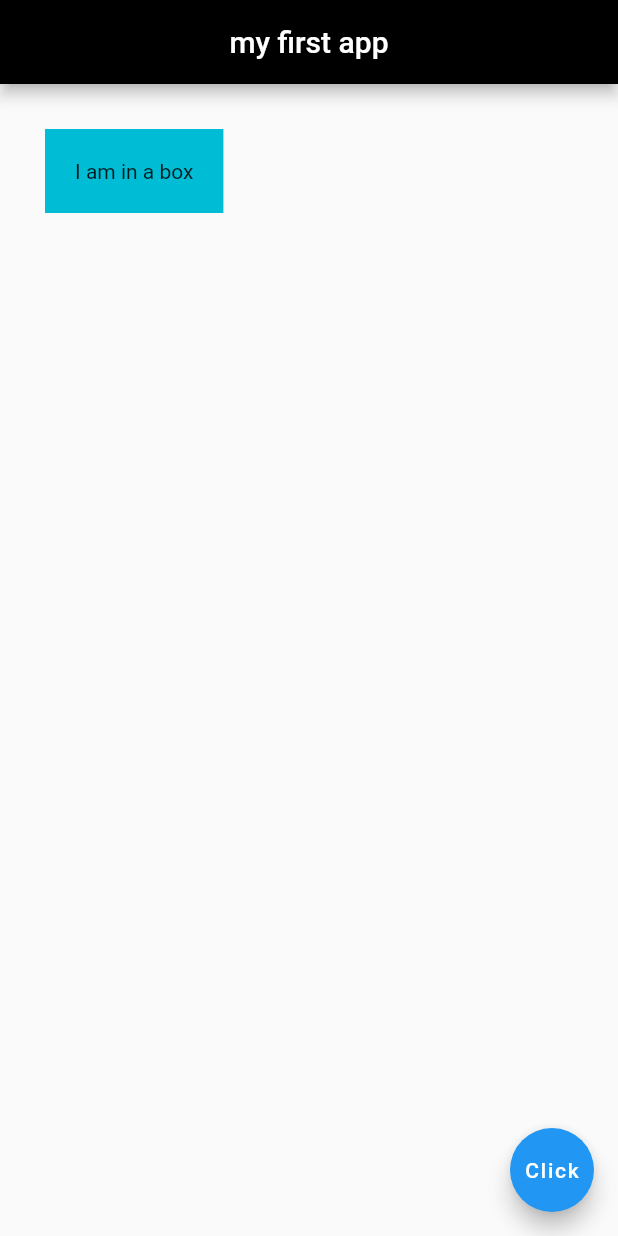
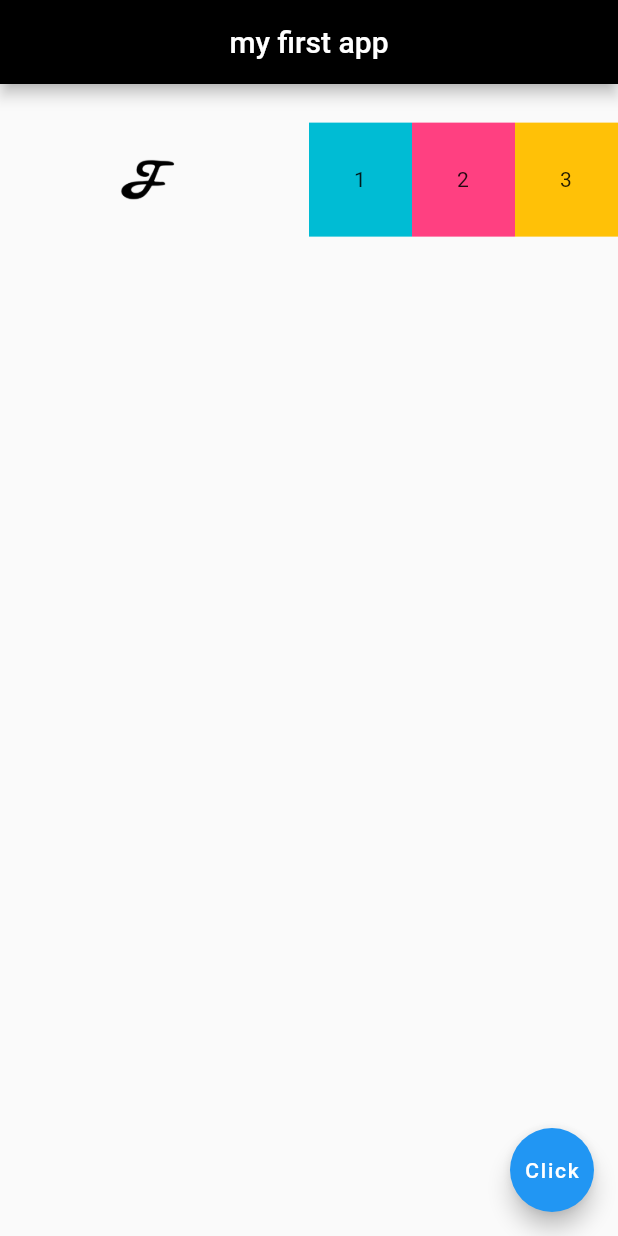
Before and after one commit to JohnFull30/flutterApp, a Flutter app: the screen it shows after launch, on a phone screen of 412 x 824 dp. Run offline on Flutter 3.47's test engine with Material 2 defaults, Android fonts, the phone set to English and light mode, and no system bars.

Commit message:
learned how to use expanded widgits

```diff
--- a/lib/main.dart
+++ b/lib/main.dart
@@ -17,12 +17,37 @@ class Home extends StatelessWidget {
         centerTitle: true,
         backgroundColor: Colors.black,
       ),
-      body: Container(
-            color: Colors.cyan,
-            padding: EdgeInsets.all(20.0),
-            margin: EdgeInsets.all(30.0),
-            child: Text('I am in a box'),
+      body: Row(
+        children: <Widget>[
+          Expanded(
+              child: Image.asset('assets/F.png'),
+            flex: 3,
           ),
+          Expanded(
+            flex: 1,
+            child: Container(
+              padding: EdgeInsets.all(30.0),
+              color: Colors.cyan,
+              child: Text('1'),
+            ),
+          ),
+          Expanded(
+            flex: 1,
+            child: Container(
+              padding: EdgeInsets.all(30.0),
+              color: Colors.pinkAccent,
+              child: Text('2'),),
+          ),
+          Expanded(
+            flex: 1,
+            child: Container(
+              padding: EdgeInsets.all(30.0),
+              color: Colors.amber,
+              child: Text('3'),),
+          ),
+
+        ],
+      ),
       // body: Center(
       //     child: Image.asset('assets/F.png')
       // ),
```
